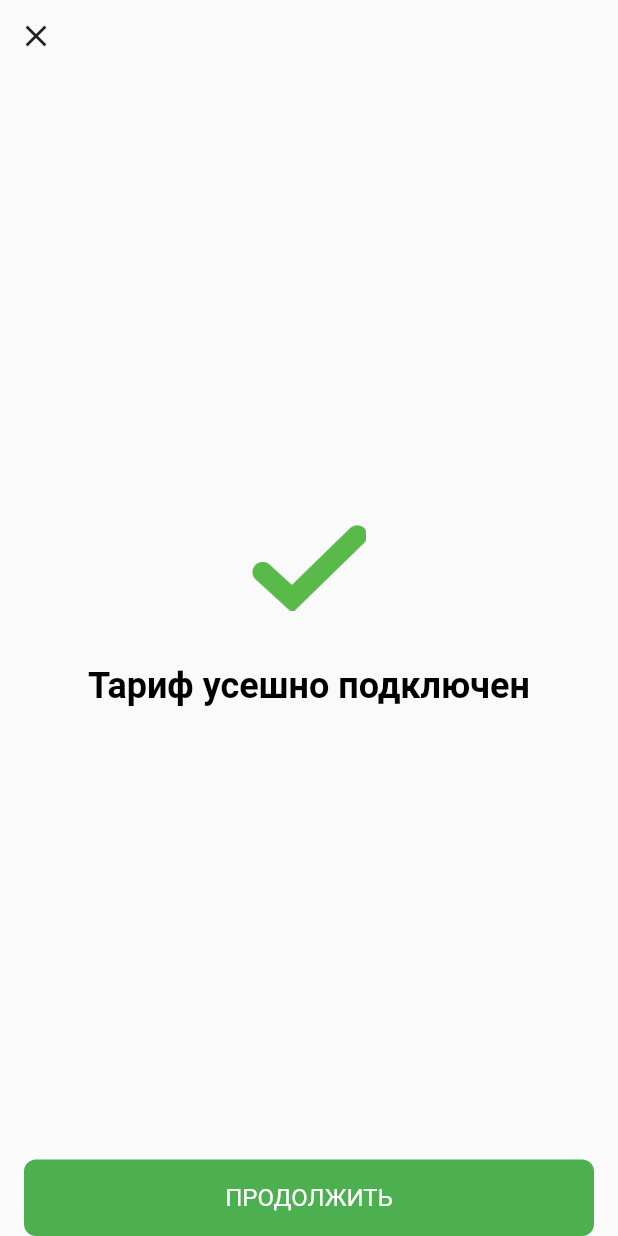
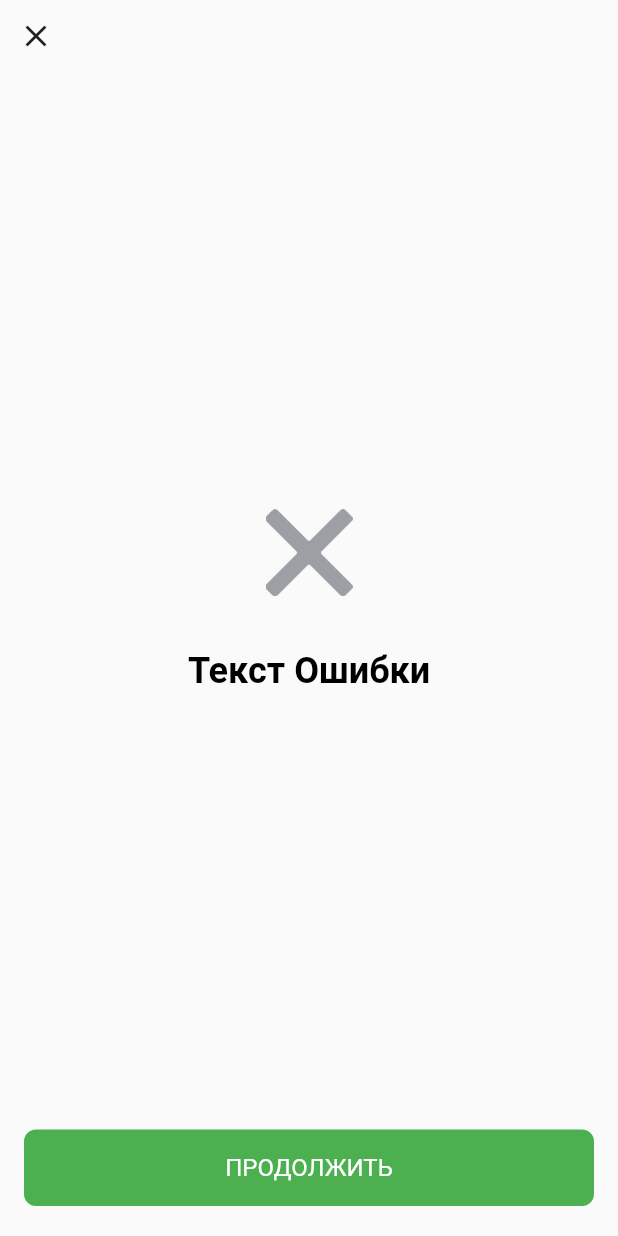
Before and after one commit to fara-android/skkp_promoter, a Flutter app: the UnSuccesConectedScreen screen opened directly, on a phone screen of 412 x 824 dp. Run offline on Flutter 3.47's test engine with Material 2 defaults, Android fonts, the light colour scheme and no system bars; our stand-ins replace shared_preferences; missing offline and left inert: flutter_phone_direct_caller; accounts and stored records are empty.

Commit message:
final commit

```diff
--- a/lib/screens/simSellScreens/tariffSuccesConectedScreen.dart
+++ b/lib/screens/simSellScreens/tariffSuccesConectedScreen.dart
@@ -68,7 +68,7 @@ class _TariffSuccesConectedScreenState
                               )));
                 },
                 child: Container(
-                  padding: EdgeInsets.only(right: 16, left: 16),
+                  padding: EdgeInsets.only(right: 16, left: 16,bottom: 20),
                   child: Container(
                     alignment: Alignment.center,
                     decoration: BoxDecoration(
@@ -83,6 +83,7 @@ class _TariffSuccesConectedScreenState
                   ),
                 ),
               ),
+
             ],
           ),
         ),
--- a/lib/screens/simSellScreens/unSuccesConectedScreen.dart
+++ b/lib/screens/simSellScreens/unSuccesConectedScreen.dart
@@ -38,7 +38,7 @@ class _UnSuccesConectedScreenState extends State<UnSuccesConectedScreen> {
                   Container(
                     width: MediaQuery.of(context).size.width,
                     child: Image.asset(
-                      "assets/images/vectorOk.png",
+                      "assets/images/error.png",
                       width: 78,
                       height: 58,
                     ),
@@ -47,7 +47,7 @@ class _UnSuccesConectedScreenState extends State<UnSuccesConectedScreen> {
                     height: 36,
                   ),
                   Text(
-                    "Тариф усешно подключен",
+                    "Текст Ошибки",
                     style: TextStyle(
                         fontWeight: FontWeight.bold,
                         color: Colors.black,
@@ -65,7 +65,7 @@ class _UnSuccesConectedScreenState extends State<UnSuccesConectedScreen> {
                               )));
                 },
                 child: Container(
-                  padding: EdgeInsets.only(right: 16, left: 16),
+                  padding: EdgeInsets.only(right: 16, left: 16,bottom: 20),
                   child: Container(
                     alignment: Alignment.center,
                     decoration: BoxDecoration(
```
Also changed, not shown: lib/screens/simSellScreens/tariffDetailScreen.dart (+20 -10 lines), assets/images/error.png (added).
